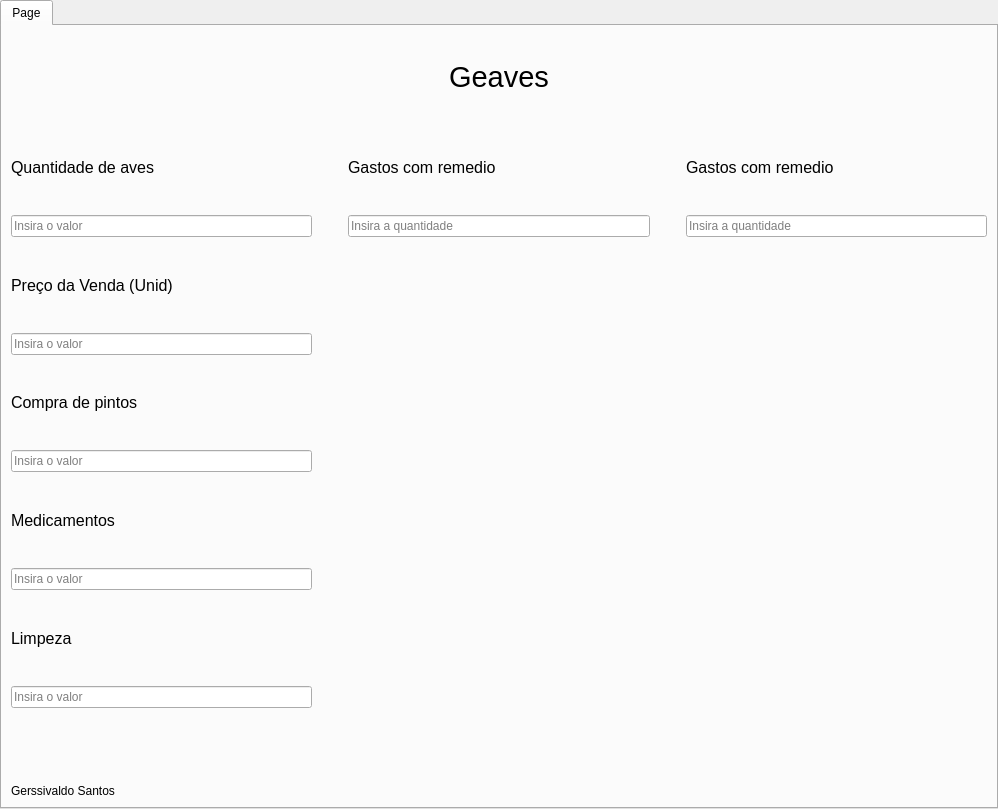
Before: the Qt Designer form main.ui in andows159/geaves, drawn with Qt 5.
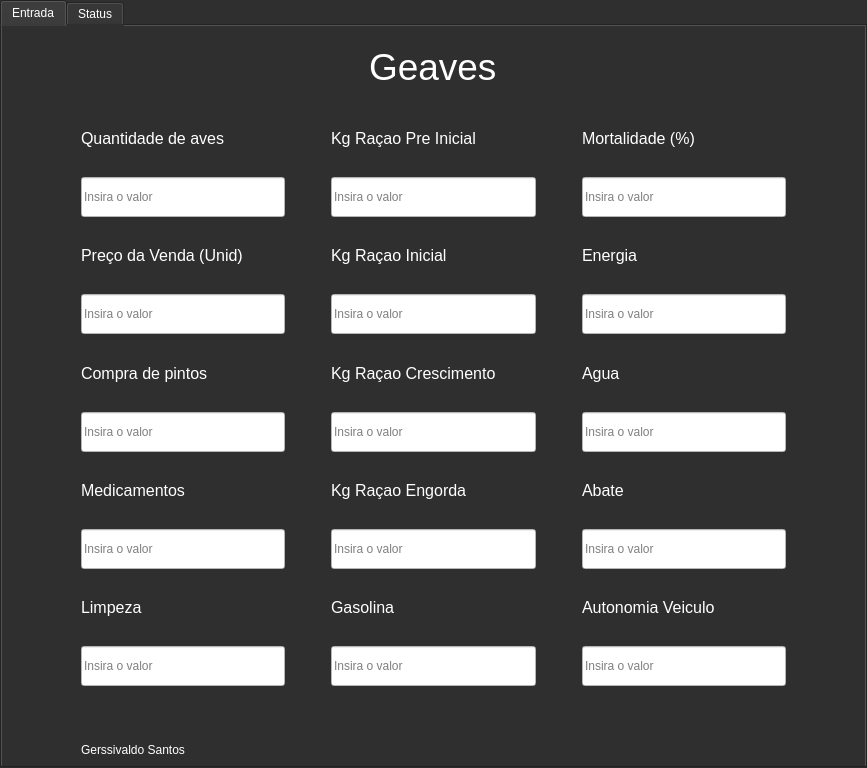
After: the same form once the commit is applied. The open tabs and pages were chosen to show the change.

Commit message: Modification on interface, reponsive and status

Patch:
```diff
--- a/main.ui
+++ b/main.ui
@@ -6,114 +6,207 @@
    <rect>
     <x>0</x>
     <y>0</y>
-    <width>998</width>
-    <height>809</height>
+    <width>867</width>
+    <height>768</height>
    </rect>
   </property>
   <property name="windowTitle">
    <string>TabWidget</string>
   </property>
-  <widget class="QWidget" name="tab">
+  <property name="styleSheet">
+   <string notr="true">background-color: rgb(47, 47, 47);
+color: rgb(255, 255, 255);</string>
+  </property>
+  <property name="currentIndex">
+   <number>1</number>
+  </property>
+  <widget class="QWidget" name="main">
    <attribute name="title">
-    <string>Page</string>
+    <string>Entrada</string>
    </attribute>
    <layout class="QGridLayout" name="gridLayout">
-    <item row="0" column="0" colspan="5">
-     <layout class="QGridLayout" name="gridLayout_2">
-      <property name="sizeConstraint">
-       <enum>QLayout::SetDefaultConstraint</enum>
-      </property>
-      <item row="1" column="0" alignment="Qt::AlignHCenter">
-       <widget class="QLabel" name="label">
-        <property name="font">
-         <font>
-          <pointsize>22</pointsize>
-         </font>
-        </property>
-        <property name="text">
-         <string>Geaves</string>
-        </property>
-       </widget>
-      </item>
-     </layout>
-    </item>
-    <item row="1" column="0">
-     <widget class="QLabel" name="label_3">
+    <item row="2" column="5">
+     <widget class="QLabel" name="label_13">
       <property name="font">
        <font>
         <pointsize>12</pointsize>
        </font>
       </property>
+      <property name="styleSheet">
+       <string notr="true">color: rgb(255, 255, 255);</string>
+      </property>
       <property name="text">
-       <string>Quantidade de aves</string>
+       <string>Mortalidade (%)</string>
       </property>
      </widget>
     </item>
-    <item row="1" column="2">
-     <widget class="QLabel" name="label_2">
-      <property name="font">
-       <font>
-        <pointsize>12</pointsize>
-       </font>
+    <item row="3" column="5">
+     <widget class="QLineEdit" name="lineEdit_15">
+      <property name="minimumSize">
+       <size>
+        <width>0</width>
+        <height>40</height>
+       </size>
       </property>
-      <property name="text">
-       <string>Gastos com remedio</string>
+      <property name="styleSheet">
+       <string notr="true">color: rgb(0, 0, 0);
+background-color: rgb(255, 255, 255);</string>
       </property>
+      <property name="placeholderText">
+       <string>Insira o valor</string>
+      </property>
      </widget>
     </item>
-    <item row="1" column="4">
+    <item row="5" column="1">
+     <widget class="QLineEdit" name="lineEdit_7">
+      <property name="minimumSize">
+       <size>
+        <width>0</width>
+        <height>40</height>
+       </size>
+      </property>
+      <property name="styleSheet">
+       <string notr="true">color: rgb(0, 0, 0);
+background-color: rgb(255, 255, 255);</string>
+      </property>
+      <property name="placeholderText">
+       <string>Insira o valor</string>
+      </property>
+     </widget>
+    </item>
+    <item row="11" column="3">
+     <widget class="QLineEdit" name="lineEdit_14">
+      <property name="minimumSize">
+       <size>
+        <width>0</width>
+        <height>40</height>
+       </size>
+      </property>
+      <property name="styleSheet">
+       <string notr="true">color: rgb(0, 0, 0);
+background-color: rgb(255, 255, 255);</string>
+      </property>
+      <property name="placeholderText">
+       <string>Insira o valor</string>
+      </property>
+     </widget>
+    </item>
+    <item row="5" column="0">
+     <spacer name="horizontalSpacer_2">
+      <property name="orientation">
+       <enum>Qt::Horizontal</enum>
+      </property>
+      <property name="sizeType">
+       <enum>QSizePolicy::Preferred</enum>
+      </property>
+      <property name="sizeHint" stdset="0">
+       <size>
+        <width>70</width>
+        <height>40</height>
+       </size>
+      </property>
+     </spacer>
+    </item>
+    <item row="4" column="3">
      <widget class="QLabel" name="label_8">
       <property name="font">
        <font>
         <pointsize>12</pointsize>
        </font>
       </property>
+      <property name="styleSheet">
+       <string notr="true">color: rgb(255, 255, 255);</string>
+      </property>
       <property name="text">
-       <string>Gastos com remedio</string>
+       <string>Kg Raçao Inicial</string>
       </property>
      </widget>
     </item>
-    <item row="2" column="0">
+    <item row="3" column="1">
      <widget class="QLineEdit" name="lineEdit_5">
+      <property name="minimumSize">
+       <size>
+        <width>0</width>
+        <height>40</height>
+       </size>
+      </property>
+      <property name="autoFillBackground">
+       <bool>false</bool>
+      </property>
+      <property name="styleSheet">
+       <string notr="true">color: rgb(0, 0, 0);
+background-color: rgb(255, 255, 255);</string>
+      </property>
       <property name="placeholderText">
        <string>Insira o valor</string>
       </property>
      </widget>
     </item>
-    <item row="2" column="2">
-     <widget class="QLineEdit" name="lineEdit_4">
-      <property name="placeholderText">
-       <string>Insira a quantidade</string>
+    <item row="8" column="1">
+     <widget class="QLabel" name="label_6">
+      <property name="font">
+       <font>
+        <pointsize>12</pointsize>
+       </font>
       </property>
+      <property name="styleSheet">
+       <string notr="true">color: rgb(255, 255, 255);</string>
+      </property>
+      <property name="text">
+       <string>Medicamentos</string>
+      </property>
      </widget>
     </item>
-    <item row="2" column="4">
+    <item row="2" column="1">
+     <widget class="QLabel" name="label_3">
+      <property name="font">
+       <font>
+        <pointsize>12</pointsize>
+       </font>
+      </property>
+      <property name="styleSheet">
+       <string notr="true">color: rgb(255, 255, 255);</string>
+      </property>
+      <property name="text">
+       <string>Quantidade de aves</string>
+      </property>
+     </widget>
+    </item>
+    <item row="5" column="3">
      <widget class="QLineEdit" name="lineEdit_8">
+      <property name="minimumSize">
+       <size>
+        <width>0</width>
+        <height>40</height>
+       </size>
+      </property>
+      <property name="styleSheet">
+       <string notr="true">color: rgb(0, 0, 0);
+background-color: rgb(255, 255, 255);</string>
+      </property>
       <property name="placeholderText">
-       <string>Insira a quantidade</string>
+       <string>Insira o valor</string>
       </property>
      </widget>
     </item>
-    <item row="3" column="0">
-     <widget class="QLabel" name="label_4">
-      <property name="font">
-       <font>
-        <pointsize>12</pointsize>
-       </font>
+    <item row="7" column="1">
+     <widget class="QLineEdit" name="lineEdit_9">
+      <property name="minimumSize">
+       <size>
+        <width>0</width>
+        <height>40</height>
+       </size>
       </property>
-      <property name="text">
-       <string>Preço da Venda (Unid)</string>
+      <property name="styleSheet">
+       <string notr="true">color: rgb(0, 0, 0);
+background-color: rgb(255, 255, 255);</string>
       </property>
-     </widget>
-    </item>
-    <item row="4" column="0">
-     <widget class="QLineEdit" name="lineEdit_2">
       <property name="placeholderText">
        <string>Insira o valor</string>
       </property>
      </widget>
     </item>
-    <item row="4" column="1">
+    <item row="5" column="2">
      <spacer name="horizontalSpacer">
       <property name="orientation">
        <enum>Qt::Horizontal</enum>
@@ -123,89 +216,447 @@
       </property>
       <property name="sizeHint" stdset="0">
        <size>
-        <width>24</width>
+        <width>40</width>
         <height>20</height>
        </size>
       </property>
      </spacer>
     </item>
-    <item row="4" column="3">
-     <spacer name="horizontalSpacer_2">
-      <property name="orientation">
-       <enum>Qt::Horizontal</enum>
+    <item row="6" column="3">
+     <widget class="QLabel" name="label_10">
+      <property name="font">
+       <font>
+        <pointsize>12</pointsize>
+       </font>
       </property>
-      <property name="sizeType">
-       <enum>QSizePolicy::Preferred</enum>
+      <property name="styleSheet">
+       <string notr="true">color: rgb(255, 255, 255);</string>
       </property>
-      <property name="sizeHint" stdset="0">
+      <property name="text">
+       <string>Kg Raçao Crescimento</string>
+      </property>
+     </widget>
+    </item>
+    <item row="11" column="1">
+     <widget class="QLineEdit" name="lineEdit_12">
+      <property name="minimumSize">
        <size>
-        <width>24</width>
-        <height>20</height>
+        <width>0</width>
+        <height>40</height>
        </size>
       </property>
-     </spacer>
+      <property name="styleSheet">
+       <string notr="true">color: rgb(0, 0, 0);
+background-color: rgb(255, 255, 255);</string>
+      </property>
+      <property name="placeholderText">
+       <string>Insira o valor</string>
+      </property>
+     </widget>
     </item>
-    <item row="5" column="0">
+    <item row="7" column="3">
+     <widget class="QLineEdit" name="lineEdit_11">
+      <property name="minimumSize">
+       <size>
+        <width>0</width>
+        <height>40</height>
+       </size>
+      </property>
+      <property name="styleSheet">
+       <string notr="true">color: rgb(0, 0, 0);
+background-color: rgb(255, 255, 255);</string>
+      </property>
+      <property name="placeholderText">
+       <string>Insira o valor</string>
+      </property>
+     </widget>
+    </item>
+    <item row="2" column="3">
+     <widget class="QLabel" name="label_2">
+      <property name="font">
+       <font>
+        <pointsize>12</pointsize>
+       </font>
+      </property>
+      <property name="styleSheet">
+       <string notr="true">color: rgb(255, 255, 255);</string>
+      </property>
+      <property name="text">
+       <string>Kg Raçao Pre Inicial</string>
+      </property>
+     </widget>
+    </item>
+    <item row="6" column="1">
      <widget class="QLabel" name="label_5">
       <property name="font">
        <font>
         <pointsize>12</pointsize>
        </font>
       </property>
+      <property name="styleSheet">
+       <string notr="true">color: rgb(255, 255, 255);</string>
+      </property>
       <property name="text">
        <string>Compra de pintos</string>
       </property>
      </widget>
     </item>
-    <item row="6" column="0">
-     <widget class="QLineEdit" name="lineEdit_3">
+    <item row="10" column="3">
+     <widget class="QLabel" name="label_12">
+      <property name="font">
+       <font>
+        <pointsize>12</pointsize>
+       </font>
+      </property>
+      <property name="styleSheet">
+       <string notr="true">color: rgb(255, 255, 255);</string>
+      </property>
+      <property name="text">
+       <string>Gasolina</string>
+      </property>
+     </widget>
+    </item>
+    <item row="4" column="1">
+     <widget class="QLabel" name="label_4">
+      <property name="font">
+       <font>
+        <pointsize>12</pointsize>
+       </font>
+      </property>
+      <property name="styleSheet">
+       <string notr="true">color: rgb(255, 255, 255);</string>
+      </property>
+      <property name="text">
+       <string>Preço da Venda (Unid)</string>
+      </property>
+     </widget>
+    </item>
+    <item row="12" column="1" alignment="Qt::AlignBottom">
+     <widget class="QLabel" name="label_9">
+      <property name="styleSheet">
+       <string notr="true">color: rgb(255, 255, 255);</string>
+      </property>
+      <property name="text">
+       <string>Gerssivaldo Santos</string>
+      </property>
+     </widget>
+    </item>
+    <item row="9" column="3">
+     <widget class="QLineEdit" name="lineEdit_13">
+      <property name="minimumSize">
+       <size>
+        <width>0</width>
+        <height>40</height>
+       </size>
+      </property>
+      <property name="styleSheet">
+       <string notr="true">color: rgb(0, 0, 0);
+background-color: rgb(255, 255, 255);</string>
+      </property>
       <property name="placeholderText">
        <string>Insira o valor</string>
       </property>
      </widget>
     </item>
-    <item row="7" column="0">
-     <widget class="QLabel" name="label_6">
+    <item row="8" column="3">
+     <widget class="QLabel" name="label_11">
       <property name="font">
        <font>
         <pointsize>12</pointsize>
        </font>
       </property>
+      <property name="styleSheet">
+       <string notr="true">color: rgb(255, 255, 255);</string>
+      </property>
       <property name="text">
-       <string>Medicamentos</string>
+       <string>Kg Raçao Engorda</string>
       </property>
      </widget>
     </item>
-    <item row="8" column="0">
+    <item row="3" column="3">
      <widget class="QLineEdit" name="lineEdit_6">
+      <property name="minimumSize">
+       <size>
+        <width>0</width>
+        <height>40</height>
+       </size>
+      </property>
+      <property name="styleSheet">
+       <string notr="true">color: rgb(0, 0, 0);
+background-color: rgb(255, 255, 255);</string>
+      </property>
       <property name="placeholderText">
        <string>Insira o valor</string>
       </property>
      </widget>
     </item>
-    <item row="9" column="0">
+    <item row="10" column="1">
      <widget class="QLabel" name="label_7">
       <property name="font">
        <font>
         <pointsize>12</pointsize>
        </font>
       </property>
+      <property name="styleSheet">
+       <string notr="true">color: rgb(255, 255, 255);</string>
+      </property>
       <property name="text">
        <string>Limpeza</string>
       </property>
      </widget>
     </item>
-    <item row="10" column="0">
-     <widget class="QLineEdit" name="lineEdit_7">
+    <item row="9" column="1">
+     <widget class="QLineEdit" name="lineEdit_10">
+      <property name="minimumSize">
+       <size>
+        <width>0</width>
+        <height>40</height>
+       </size>
+      </property>
+      <property name="styleSheet">
+       <string notr="true">color: rgb(0, 0, 0);
+background-color: rgb(255, 255, 255);</string>
+      </property>
       <property name="placeholderText">
        <string>Insira o valor</string>
       </property>
      </widget>
     </item>
-    <item row="11" column="0" alignment="Qt::AlignBottom">
-     <widget class="QLabel" name="label_9">
+    <item row="3" column="6">
+     <spacer name="horizontalSpacer_4">
+      <property name="orientation">
+       <enum>Qt::Horizontal</enum>
+      </property>
+      <property name="sizeType">
+       <enum>QSizePolicy::Preferred</enum>
+      </property>
+      <property name="sizeHint" stdset="0">
+       <size>
+        <width>70</width>
+        <height>20</height>
+       </size>
+      </property>
+     </spacer>
+    </item>
+    <item row="3" column="4">
+     <spacer name="horizontalSpacer_3">
+      <property name="orientation">
+       <enum>Qt::Horizontal</enum>
+      </property>
+      <property name="sizeType">
+       <enum>QSizePolicy::Preferred</enum>
+      </property>
+      <property name="sizeHint" stdset="0">
+       <size>
+        <width>40</width>
+        <height>20</height>
+       </size>
+      </property>
+     </spacer>
+    </item>
+    <item row="0" column="3" alignment="Qt::AlignHCenter|Qt::AlignVCenter">
+     <widget class="QLabel" name="label">
+      <property name="font">
+       <font>
+        <pointsize>28</pointsize>
+       </font>
+      </property>
+      <property name="styleSheet">
+       <string notr="true">color: rgb(255, 255, 255);</string>
+      </property>
       <property name="text">
-       <string>Gerssivaldo Santos</string>
+       <string>Geaves</string>
+      </property>
+     </widget>
+    </item>
+    <item row="4" column="5">
+     <widget class="QLabel" name="label_14">
+      <property name="font">
+       <font>
+        <pointsize>12</pointsize>
+       </font>
+      </property>
+      <property name="styleSheet">
+       <string notr="true">color: rgb(255, 255, 255);</string>
+      </property>
+      <property name="text">
+       <string>Energia</string>
+      </property>
+     </widget>
+    </item>
+    <item row="5" column="5">
+     <widget class="QLineEdit" name="lineEdit_16">
+      <property name="minimumSize">
+       <size>
+        <width>0</width>
+        <height>40</height>
+       </size>
+      </property>
+      <property name="styleSheet">
+       <string notr="true">color: rgb(0, 0, 0);
+background-color: rgb(255, 255, 255);</string>
+      </property>
+      <property name="placeholderText">
+       <string>Insira o valor</string>
+      </property>
+     </widget>
+    </item>
+    <item row="6" column="5">
+     <widget class="QLabel" name="label_15">
+      <property name="font">
+       <font>
+        <pointsize>12</pointsize>
+       </font>
+      </property>
+      <property name="styleSheet">
+       <string notr="true">color: rgb(255, 255, 255);</string>
+      </property>
+      <property name="text">
+       <string>Agua</string>
+      </property>
+     </widget>
+    </item>
+    <item row="7" column="5">
+     <widget class="QLineEdit" name="lineEdit_17">
+      <property name="minimumSize">
+       <size>
+        <width>0</width>
+        <height>40</height>
+       </size>
+      </property>
+      <property name="styleSheet">
+       <string notr="true">color: rgb(0, 0, 0);
+background-color: rgb(255, 255, 255);</string>
+      </property>
+      <property name="placeholderText">
+       <string>Insira o valor</string>
+      </property>
+     </widget>
+    </item>
+    <item row="8" column="5">
+     <widget class="QLabel" name="label_16">
+      <property name="font">
+       <font>
+        <pointsize>12</pointsize>
+       </font>
+      </property>
+      <property name="styleSheet">
+       <string notr="true">color: rgb(255, 255, 255);</string>
+      </property>
+      <property name="text">
+       <string>Abate</string>
+      </property>
+     </widget>
+    </item>
+    <item row="9" column="5">
+     <widget class="QLineEdit" name="lineEdit_18">
+      <property name="minimumSize">
+       <size>
+        <width>0</width>
+        <height>40</height>
+       </size>
+      </property>
+      <property name="styleSheet">
+       <string notr="true">color: rgb(0, 0, 0);
+background-color: rgb(255, 255, 255);</string>
+      </property>
+      <property name="placeholderText">
+       <string>Insira o valor</string>
+      </property>
+     </widget>
+    </item>
+    <item row="10" column="5">
+     <widget class="QLabel" name="label_17">
+      <property name="font">
+       <font>
+        <pointsize>12</pointsize>
+       </font>
+      </property>
+      <property name="styleSheet">
+       <string notr="true">color: rgb(255, 255, 255);</string>
+      </property>
+      <property name="text">
+       <string>Autonomia Veiculo</string>
+      </property>
+     </widget>
+    </item>
+    <item row="11" column="5">
+     <widget class="QLineEdit" name="lineEdit_19">
+      <property name="minimumSize">
+       <size>
+        <width>0</width>
+        <height>40</height>
+       </size>
+      </property>
+      <property name="styleSheet">
+       <string notr="true">color: rgb(0, 0, 0);
+background-color: rgb(255, 255, 255);</string>
+      </property>
+      <property name="placeholderText">
+       <string>Insira o valor</string>
+      </property>
+     </widget>
+    </item>
+   </layout>
+  </widget>
+  <widget class="QWidget" name="tab_2">
+   <attribute name="title">
+    <string>Status</string>
+   </attribute>
+   <layout class="QGridLayout" name="gridLayout_3">
+    <item row="4" column="1">
+     <widget class="QLabel" name="label_25">
+      <property name="text">
+       <string>Total com 90 dias</string>
+      </property>
+     </widget>
+    </item>
+    <item row="3" column="0">
+     <widget class="QLabel" name="label_20">
+      <property name="text">
+       <string>Kg Crescimento</string>
+      </property>
+     </widget>
+    </item>
+    <item row="1" column="1">
+     <widget class="QLabel" name="label_22">
+      <property name="text">
+       <string>Compra de pintos</string>
+      </property>
+     </widget>
+    </item>
+    <item row="3" column="1">
+     <widget class="QLabel" name="label_24">
+      <property name="text">
+       <string>Total com 70 dias</string>
+      </property>
+     </widget>
+    </item>
+    <item row="2" column="1">
+     <widget class="QLabel" name="label_23">
+      <property name="text">
+       <string>Gasto Gasolina</string>
+      </property>
+     </widget>
+    </item>
+    <item row="1" column="0">
+     <widget class="QLabel" name="label_18">
+      <property name="text">
+       <string>Kg P. Inicial</string>
+      </property>
+     </widget>
+    </item>
+    <item row="4" column="0">
+     <widget class="QLabel" name="label_21">
+      <property name="text">
+       <string>Kg Engorda</string>
+      </property>
+     </widget>
+    </item>
+    <item row="2" column="0">
+     <widget class="QLabel" name="label_19">
+      <property name="text">
+       <string>Kg Inicial</string>
       </property>
      </widget>
     </item>
```
